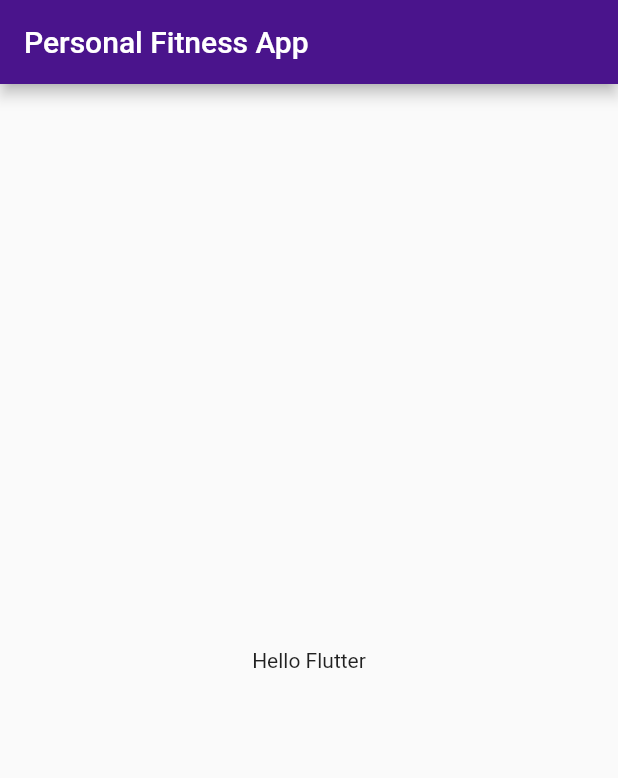
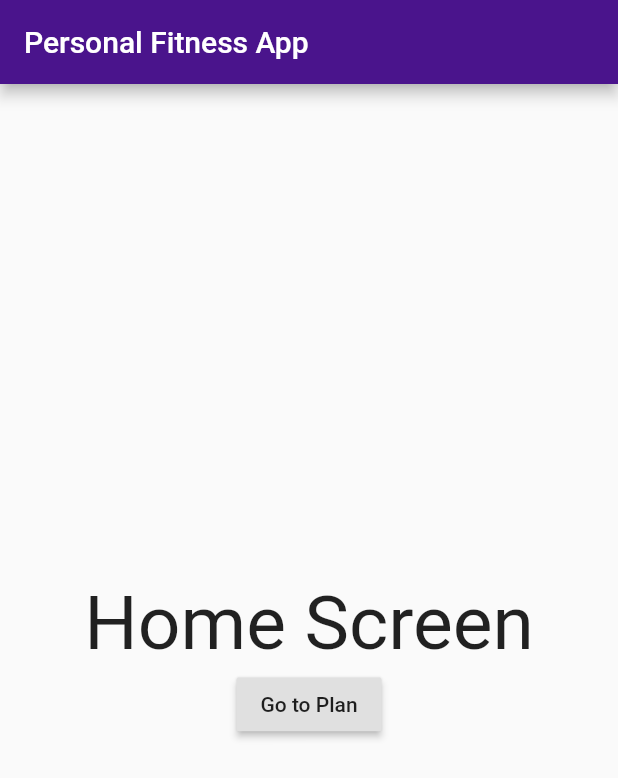
Before and after one commit to nurakmaljalil91/personal_fitness_app, a Flutter app: the screen it shows after launch, on a phone screen of 412 x 824 dp. Shown: the top 778 px of the screen. Run offline on Flutter 3.47's test engine with Material 2 defaults, Android fonts, the phone set to English and light mode, and no system bars.

Commit message:
add simple navigation

```diff
--- a/lib/home.dart
+++ b/lib/home.dart
@@ -1,4 +1,5 @@
 import 'package:flutter/material.dart';
+import './add_plan.dart';
 
 class HomeScreen extends StatelessWidget {
   @override
@@ -8,7 +9,21 @@ class HomeScreen extends StatelessWidget {
         title: Text('Personal Fitness App'),
       ),
       body: Center(
-        child: Text('Hello Flutter'),
+        child: Column(
+          mainAxisSize: MainAxisSize.min,
+          children: <Widget>[
+            Text(
+              'Home Screen',
+              style: TextStyle(fontSize: 50),
+            ),
+            RaisedButton(
+              child: Text('Go to Plan'),
+              onPressed: () {
+                Navigator.of(context).pushNamed('/addPlanScreen');
+              },
+            )
+          ],
+        ),
       ),
     );
   }
--- a/lib/main.dart
+++ b/lib/main.dart
@@ -8,6 +8,9 @@ class MyApp extends StatelessWidget {
   @override
   Widget build(BuildContext context) {
     return MaterialApp(
-        theme: ThemeData(primaryColor: Colors.purple[900]), home: HomeScreen());
+      theme: ThemeData(primaryColor: Colors.purple[900]),
+      home: HomeScreen(),
+      routes: {'/addPlanScreen': (_) => AddPlanScreen(data: 'abc')},
+    );
   }
 }
```
Also changed, not shown: lib/add_plan.dart (+28 -0 lines).
